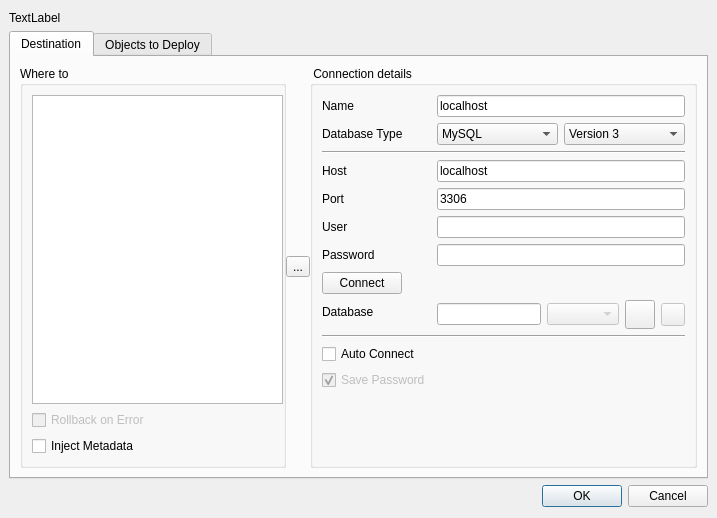
This is src/gui/InjectSqlDialog.ui in fritzone/ddm as Qt 5 draws it before an edit. The edited form follows.
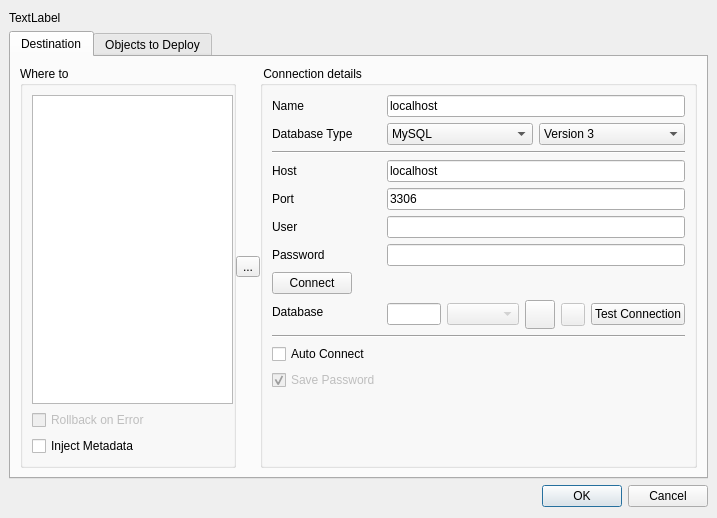
This is the edited form. Icons and pictures are not drawn.

```diff
--- a/src/gui/InjectSqlDialog.ui
+++ b/src/gui/InjectSqlDialog.ui
@@ -339,6 +339,13 @@
                 </property>
                </widget>
               </item>
+              <item>
+               <widget class="QPushButton" name="btnTestConnection">
+                <property name="text">
+                 <string>Test Connection</string>
+                </property>
+               </widget>
+              </item>
              </layout>
             </item>
            </layout>
```
Left out of the diff: 33 changed lines with no effect on the pictures.
